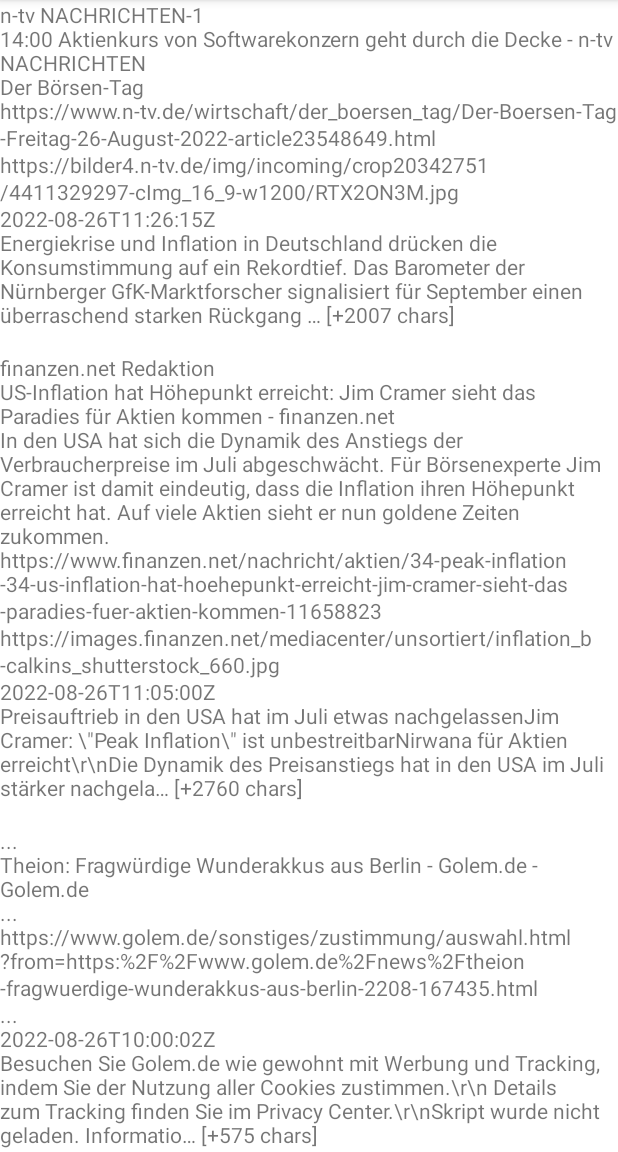
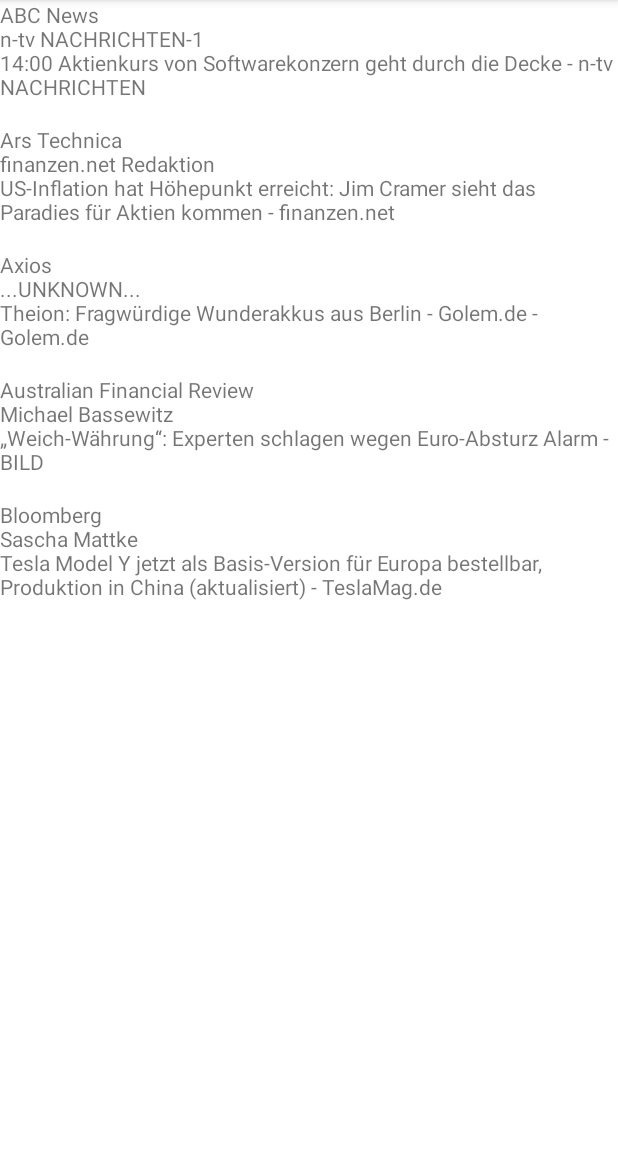
Before and after one commit to MarkKolenbrander/CapstoneNewsApp, an Android app: the screen it shows after launch (MainActivity), on a phone screen of 412 x 824 dp, the part 84-1236 px from its top. Run offline under Robolectric (Android 15) with nearby library versions, the phone set to English and light mode, and no system bars; our stand-ins replace data binding.

Commit message:
- Changed theSource data class to only "id" and "name" - Added source ArrayList to TextViews - Created function for making filling TextViews - Added Function with default values - Added If/Else statements instead of Elvis operator
Todo:
- Use maps instead of Arraylist
- Create more Functions

```diff
--- a/app/src/main/java/com/markkolenbrander/capstonenewsapp/MainActivity.kt
+++ b/app/src/main/java/com/markkolenbrander/capstonenewsapp/MainActivity.kt
@@ -16,74 +16,70 @@ class MainActivity : AppCompatActivity() {
         val view = binding.root
         setContentView(view)
 
-//        binding.tvArticle1.text = articles[0].title
+        makingTextViewsWithDefaultValues(source, articles)
+    }
 
+//    private fun makingTextViews(){
+//        val mainGroup = binding.llMain
+//        var count = 0
+//        for (text in mainGroup.children){
+//            if (text is TextView){
+//
+//                val content = (
+//                        source[count].name + "\n" +
+//                                if (articles[count].author != null){
+//                                    articles[count].author
+//                                }else {"...UNKNOWN..."} + "\n" +
+//                                articles[count].title
+//                        )
+//                text.text = content
+//                count ++
+//            }
+//        }
+//    }
+
+    private fun makingTextViewsWithDefaultValues(sourceData: ArrayList<Source>, articleData: ArrayList<Article>){
         val mainGroup = binding.llMain
+        var count = 0
+        for (text in mainGroup.children){
+            if (text is TextView){
 
-        var count = 0
-        for (i in mainGroup.children){
-            if (i is TextView){
-
-                val content = (articles[count].author ?: "...") + "\n"+
-                        articles[count].title + "\n" +
-                        (articles[count].description ?: "...") + "\n"+
-                        articles[count].url + "\n"+
-                        (articles[count].urlToImage ?: "...") + "\n"+
-                        articles[count].publishedAt + "\n"+
-                        articles[count].content
-
-                i.text = content
+                val content = (
+                        sourceData[count].name + "\n" +
+                                if (articleData[count].author != null){
+                                    articleData[count].author
+                                }else {"...UNKNOWN..."} + "\n" +
+                                articleData[count].title
+                        )
+                text.text = content
                 count ++
             }
         }
     }
 
+//    var articlesMap = mutableMapOf<String, MutableList<Article>>()
+
 
     private val source = arrayListOf(
         Source(
             "abc-news",
-            "ABC News",
-            "Your trusted source for breaking news, analysis, exclusive interviews, headlines, and videos at ABCNews.com.",
-            "https://abcnews.go.com",
-            "general",
-            "en",
-            "us"
+            "ABC News"
         ),
         Source(
             "ars-technica",
-            "Ars Technica",
-            "The PC enthusiast's resource. Power users and the tools they love, without computing religion.",
-            "http://arstechnica.com",
-            "technology",
-            "en",
-            "us"
+            "Ars Technica"
         ),
         Source(
             "axios",
-            "Axios",
-            "Axios are a new media company delivering vital, trustworthy news and analysis in the most efficient, illuminating and shareable ways possible.",
-            "https://www.axios.com",
-            "general",
-            "en",
-            "us"
+            "Axios"
         ),
         Source(
             "australian-financial-review",
-            "Australian Financial Review",
-            "The Australian Financial Review reports the latest news from business, finance, investment and politics, updated in real time. It has a reputation for independent, award-winning journalism and is essential reading for the business and investor community.",
-            "http://www.afr.com",
-            "business",
-            "en",
-            "au"
+            "Australian Financial Review"
         ),
         Source(
-            "bloomberg",
-            "Bloomberg",
-            "Bloomberg delivers business and markets news, data, analysis, and video to the world, featuring stories from Businessweek and Bloomberg News.",
-            "http://www.bloomberg.com",
-            "business",
-            "en",
-            "us"
+            null,
+            "Bloomberg"
         )
     )
 
@@ -134,4 +130,5 @@ class MainActivity : AppCompatActivity() {
             "Die Modell-Politik von Tesla lädt weiter zum Rätseln ein. Nachdem in den USA vor kurzem die Auswahl beim Model 3 auf nur noch zwei Versionen (Basis und Performance) eingeschränkt wurde, wird sie beim… [+2797 chars]"
         )
     )
+
 }
--- a/app/src/main/java/com/markkolenbrander/capstonenewsapp/Source.kt
+++ b/app/src/main/java/com/markkolenbrander/capstonenewsapp/Source.kt
@@ -2,10 +2,5 @@ package com.markkolenbrander.capstonenewsapp
 
 data class Source(
     val id: String? = null,
-    val name: String,
-    val description: String,
-    val url: String,
-    val category: String,
-    val language: String,
-    val country: String
+    val name: String
 )
--- a/app/src/main/res/layout/activity_main.xml
+++ b/app/src/main/res/layout/activity_main.xml
@@ -1,13 +1,9 @@
 <?xml version="1.0" encoding="utf-8"?>
-<layout xmlns:tools="http://schemas.android.com/tools"
-    xmlns:app="http://schemas.android.com/apk/res-auto"
-    xmlns:android="http://schemas.android.com/apk/res/android"
-    >
-
+<layout xmlns:android="http://schemas.android.com/apk/res/android">
     <LinearLayout
         android:id="@+id/ll_main"
         android:layout_width="match_parent"
-        android:layout_height="match_parent"
+        android:layout_height="wrap_content"
         android:orientation="vertical"
         >
 
@@ -46,4 +42,5 @@
             android:text="Hello World!" />
 
     </LinearLayout>
+
 </layout>
```
